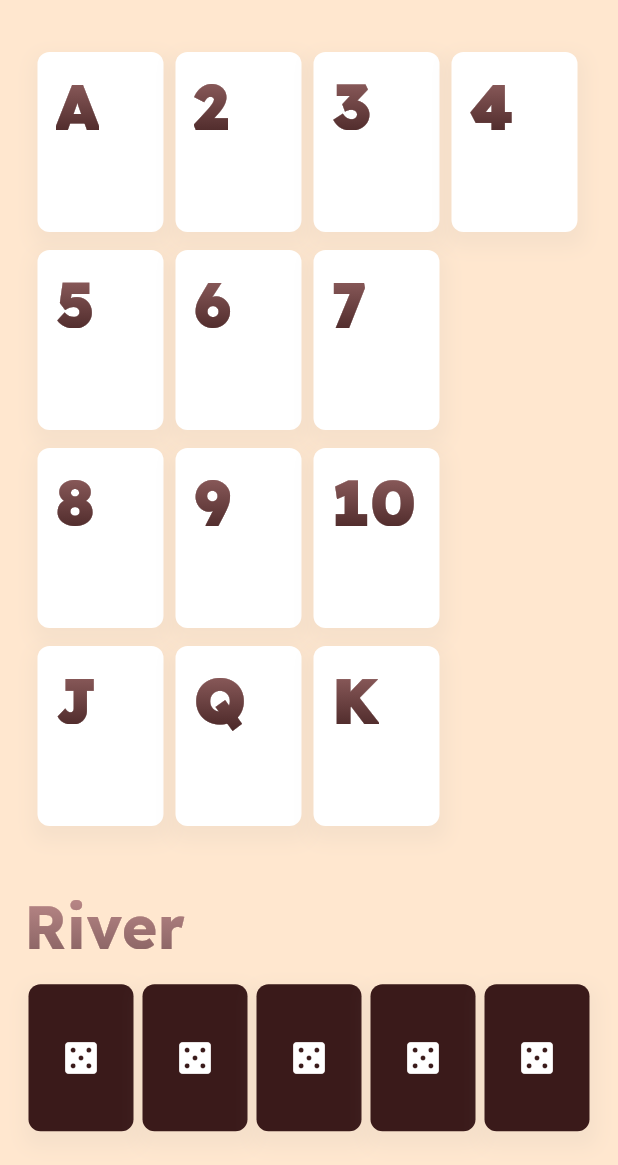
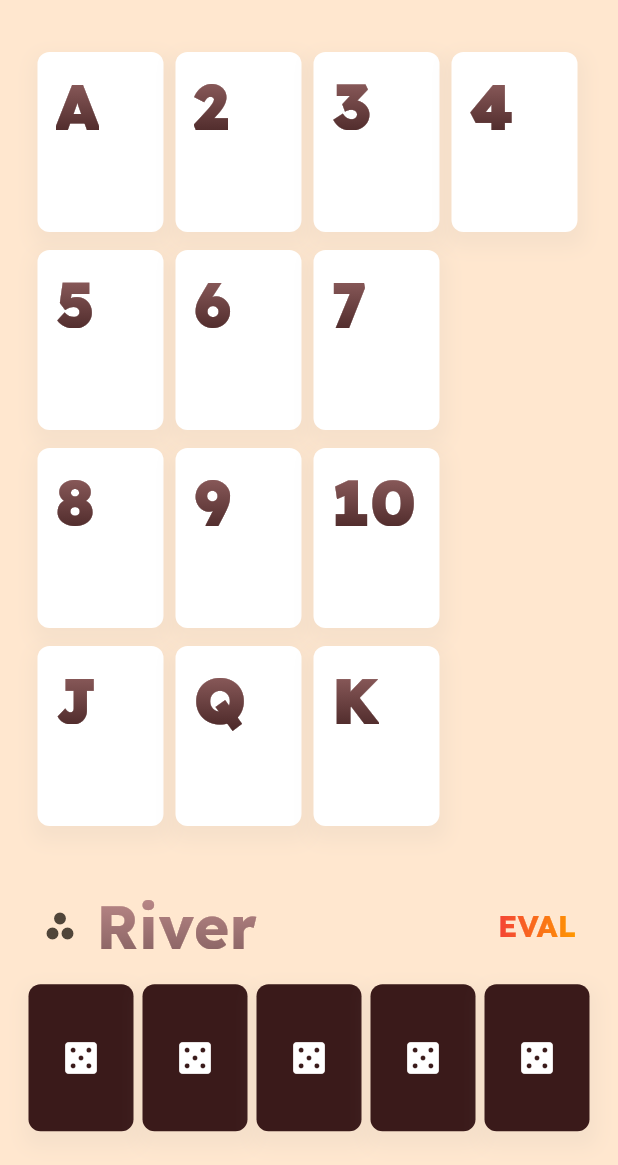
Before and after one commit to qwyzex/undealer-app, a Flutter app: the screen it shows after launch, on a phone screen of 412 x 824 dp, the part 71-1236 px from its top. Run offline on Flutter 3.47's test engine with Material 3 defaults, Android fonts, the phone set to English and light mode, and no system bars; drawn by our look-alikes of simple_gradient_text; our stand-ins replace dotted_border.

Commit message:
feat: add player hand cards and eval button
Introduces player hand card management and UI elements for game progression.

- Adds a new `PlayerHandCard` widget to display player hands in different states: empty, editing, and collapsed.
- Implements the `PlayerHand` model to manage the state and cards for each player.
- Adds an "EVAL" button to the main screen for future hand evaluation logic.
- Adds an icon button to switch between community and player hole cards.
- Adds the `dotted_border` package for styling empty card slots.
- Updates the Android package name from `com.example.undealer` to `com.love.undealer`.

```diff
--- a/lib/app_state.dart
+++ b/lib/app_state.dart
@@ -25,7 +25,7 @@ class AppState extends ChangeNotifier {
     notifyListeners();
   }
 
-    void clearCard(int index) {
+  void clearCard(int index) {
     communityCards[index] = CommunityCardData();
     notifyListeners();
   }
--- a/lib/main.dart
+++ b/lib/main.dart
@@ -212,6 +212,14 @@ class _MyHomePageState extends State<MyHomePage> {
         child: Column(
           crossAxisAlignment: CrossAxisAlignment.start,
           children: [
+            Row(
+              mainAxisAlignment: MainAxisAlignment.spaceBetween,
+              children: [
+                Row(
+                  children: [
+                    // SWITCH BETWEEN COMMUNITY AND PLAYERS HOLE CARD
+                    IconButton(onPressed: () => {}, icon: Icon(Icons.spoke_rounded)),
+                    // TEXT DISPLAYING THE CURRENT STAGE OF COMMUNITY CARDS (FLOP, TURN, RIVER)
                     Padding(
                       padding: EdgeInsets.fromLTRB(0, 0, 20, 0),
                       child: GradientText(
@@ -220,6 +228,20 @@ class _MyHomePageState extends State<MyHomePage> {
                         colors: [Color(0xFFC59090), Color(0xFF7E5B5B)],
                         style: TextStyle(fontSize: 40, fontWeight: FontWeight.w700),
                       ),
+                    ),
+                  ],
+                ),
+                // EVALUATION LOGIC BUTTON TO DETERMINE THE WINNING HAND
+                TextButton(
+                  onPressed: () => {},
+                  child: GradientText(
+                    "EVAL",
+                    colors: [Colors.red, Colors.orange],
+
+                    style: TextStyle(fontSize: 20, fontWeight: FontWeight.w700, fontFamily: 'Lexend'),
+                  ),
+                ),
+              ],
             ),
             Expanded(
               child: Row(
--- a/pubspec.yaml
+++ b/pubspec.yaml
@@ -37,6 +37,7 @@ dependencies:
   simple_gradient_text: ^1.4.0
   animate_gradient: ^0.0.4
   flutter_inset_shadow: ^2.0.3
+  dotted_border: ^3.1.0
 
 dev_dependencies:
   flutter_test:
```
Also changed, not shown: lib/models/player_hand.dart (added, +14 -0 lines), lib/widgets/player_hand_card.dart (added, +84 -0 lines), 2 other files. Lines whose indentation alone changed are shown as unchanged.
